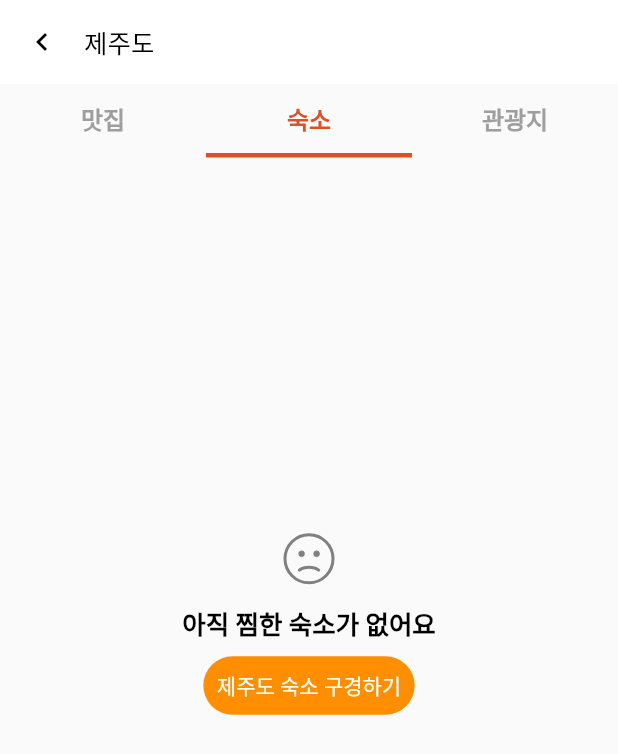
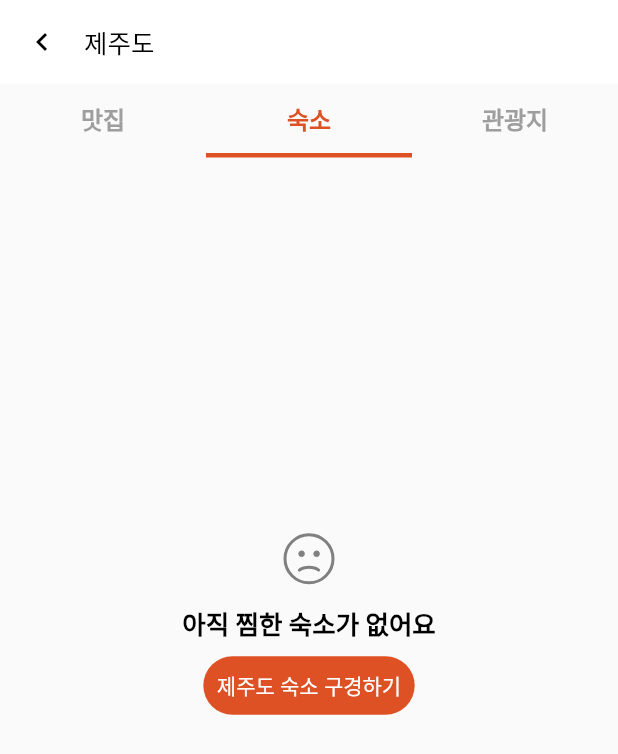
Before and after one commit to koboolean/chang_2nd_main_project, a Flutter app: the FavoriteList screen opened directly, tab 2 chosen, on a phone screen of 412 x 824 dp. Shown: the top 754 px of the screen. Run offline on Flutter 3.47's test engine with Material 2 defaults, Android fonts, the phone set to English and light mode, and no system bars; our stand-ins replace cloud_firestore, dotted_line, firebase_analytics, firebase_auth, firebase_core, flutter_spinkit and 6 more; missing offline and left inert: webview_flutter_plus; accounts and stored records are empty; Roboto replaces fonts that are missing (SpoqaHanSansNeo); project files that could hold a hidden picture were left out.

Commit message:
favorite list 테마 색상 변경

```diff
--- a/lib/screens/favorite_list.dart
+++ b/lib/screens/favorite_list.dart
@@ -659,7 +659,8 @@ class _FavoriteListPageState extends State<FavoriteList> {
                                             onTap: () {}, //제주도 숙소 클릭시 이동
                                             child: Container(
                                               decoration: BoxDecoration(
-                                                  color: Colors.amber[800],
+                                                  color: Color.fromRGBO(
+                                                      221, 81, 37, 1),
                                                   border: Border.all(
                                                     color: Colors.transparent,
                                                   ),
@@ -1054,7 +1055,8 @@ class _FavoriteListPageState extends State<FavoriteList> {
                                             onTap: () {}, //제주도 관광지 클릭시 이동
                                             child: Container(
                                               decoration: BoxDecoration(
-                                                  color: Colors.amber[800],
+                                                  color: Color.fromRGBO(
+                                                      221, 81, 37, 1),
                                                   border: Border.all(
                                                     color: Colors.transparent,
                                                   ),
```
